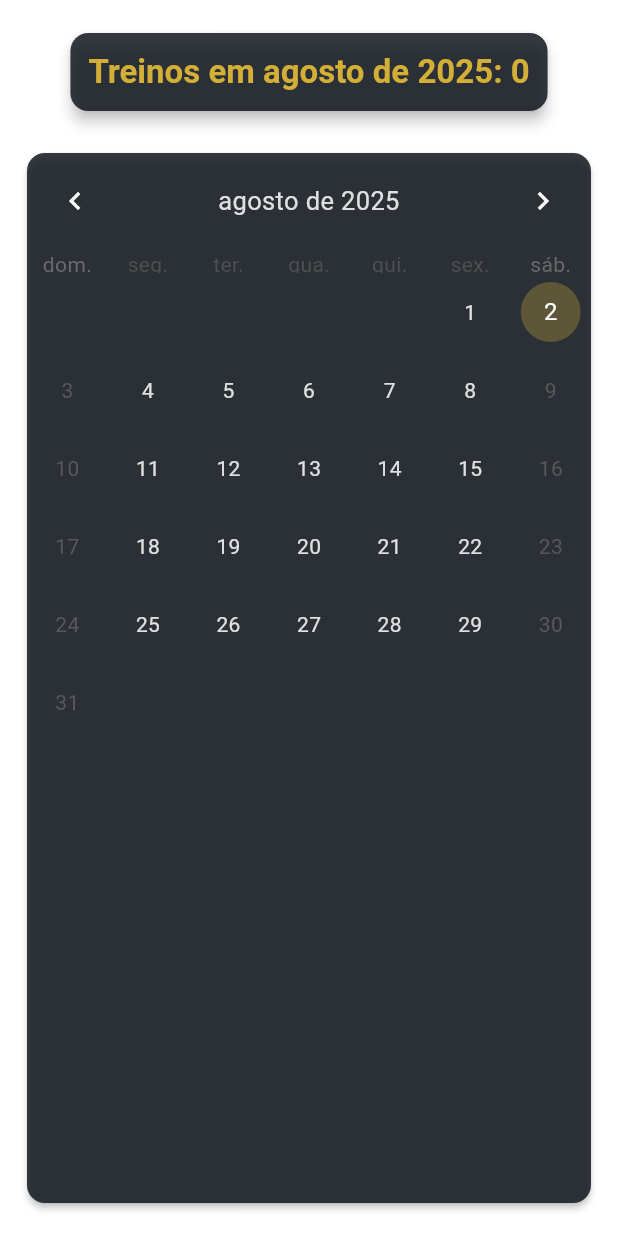
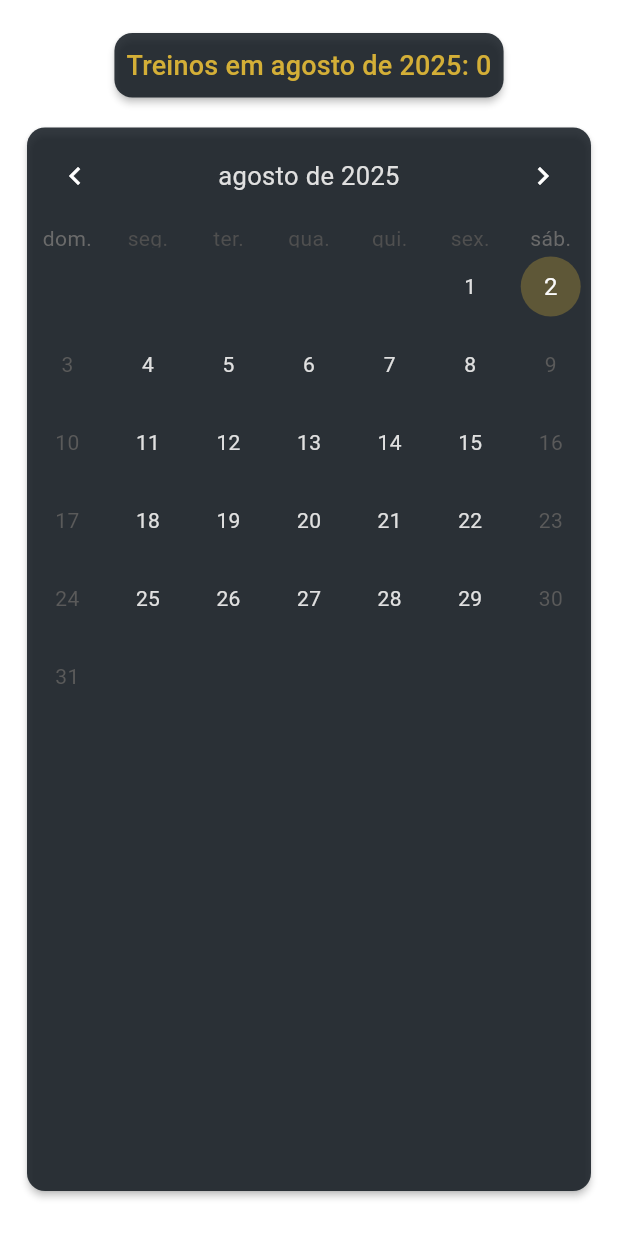
Before and after one commit to Ziliotto100/bjjapp, a Flutter app: the MyCheckinsPage widget shown alone on an empty page, opened directly with empty values, on a phone screen of 412 x 824 dp. Run offline on Flutter 3.47's test engine with Material 3 defaults, Android fonts, the phone set to English and light mode, and no system bars; drawn by our look-alikes of table_calendar; our stand-ins replace cached_network_image, cloud_firestore, firebase_auth, firebase_core, firebase_remote_config, firebase_storage and 5 more; accounts and stored records are empty.

Commit message:
implementação da aba historico pro professor

```diff
--- a/lib/student_module.dart
+++ b/lib/student_module.dart
@@ -657,8 +657,11 @@ class _MyCheckinsPageState extends State<MyCheckinsPage> {
 
   @override
   Widget build(BuildContext context) {
-    final studentId = widget.user.studentRecordId;
-    if (studentId == null) {
+    final studentId = widget.user.role == UserRole.student
+        ? widget.user.studentRecordId
+        : widget.user.uid;
+
+    if (studentId == null && widget.user.role == UserRole.student) {
       return const EmptyStateWidget(
           icon: Icons.link_off,
           title: "Perfil não vinculado",
@@ -699,16 +702,17 @@ class _MyCheckinsPageState extends State<MyCheckinsPage> {
         return Column(
           children: [
             Padding(
-              padding: const EdgeInsets.all(16.0),
+              padding: const EdgeInsets.fromLTRB(16, 16, 16, 0),
               child: Card(
-                elevation: 4,
+                elevation: 2,
                 child: Padding(
-                  padding: const EdgeInsets.all(12.0),
+                  padding: const EdgeInsets.all(8.0),
                   child: Text(
                     'Treinos em ${DateFormat.yMMMM('pt_BR').format(_focusedDay)}: ${checkinsForFocusedMonth.length}',
+                    textAlign: TextAlign.center,
                     style: Theme.of(context)
                         .textTheme
-                        .titleLarge
+                        .titleMedium
                         ?.copyWith(color: primaryAccent),
                   ),
                 ),
@@ -716,7 +720,7 @@ class _MyCheckinsPageState extends State<MyCheckinsPage> {
             ),
             Expanded(
               child: Padding(
-                padding: const EdgeInsets.symmetric(horizontal: 8.0),
+                padding: const EdgeInsets.all(8.0),
                 child: Card(
                   child: TableCalendar<CheckinEntry>(
                     locale: 'pt_BR',
```
Also changed, not shown: lib/navigation_service.dart (+12 -5 lines).
